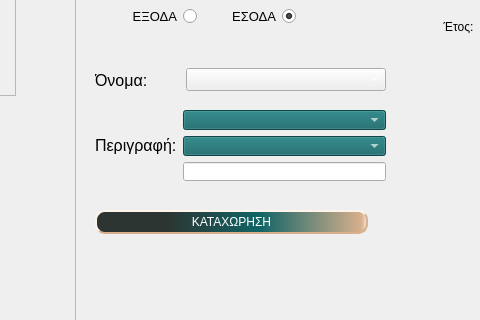
Before: the Qt Designer form login_main.ui in hwarang098tkd/Axion_Peiraia_PyQt_DesktopApp, drawn with Qt 5; both pictures show x 295 to 775 and y 285 to 605 of the 1418 by 792 pixel window.
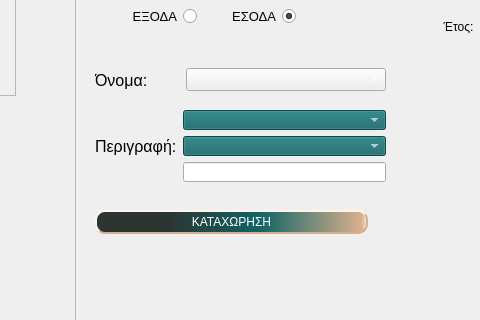
After: the same form once the commit is applied. The open tabs and pages were chosen to show the change. Icons and pictures are not drawn.

```diff
--- a/login_main.ui
+++ b/login_main.ui
@@ -3069,7 +3069,7 @@
           <x>40</x>
           <y>370</y>
           <width>291</width>
-          <height>71</height>
+          <height>72</height>
          </rect>
         </property>
         <layout class="QGridLayout" name="gridLayout">
@@ -3482,6 +3482,11 @@
              <height>0</height>
             </size>
            </property>
+           <property name="font">
+            <font>
+             <pointsize>10</pointsize>
+            </font>
+           </property>
            <property name="styleSheet">
             <string notr="true">QLineEdit:enabled{
 color: rgb(255, 255, 255);
@@ -3494,7 +3499,7 @@
             <string/>
            </property>
            <property name="alignment">
-            <set>Qt::AlignCenter</set>
+            <set>Qt::AlignHCenter|Qt::AlignTop</set>
            </property>
           </widget>
          </item>
@@ -3503,10 +3508,10 @@
        <widget class="QLabel" name="add_eco_lb">
         <property name="geometry">
          <rect>
-          <x>40</x>
+          <x>130</x>
           <y>450</y>
-          <width>271</width>
-          <height>16</height>
+          <width>201</width>
+          <height>20</height>
          </rect>
         </property>
         <property name="styleSheet">
@@ -3515,6 +3520,9 @@
         <property name="text">
          <string/>
         </property>
+        <property name="alignment">
+         <set>Qt::AlignCenter</set>
+        </property>
        </widget>
        <widget class="QFrame" name="chart_all_fm">
         <property name="geometry">
```
Left out of the diff: 13 changed lines with no effect on the pictures.
